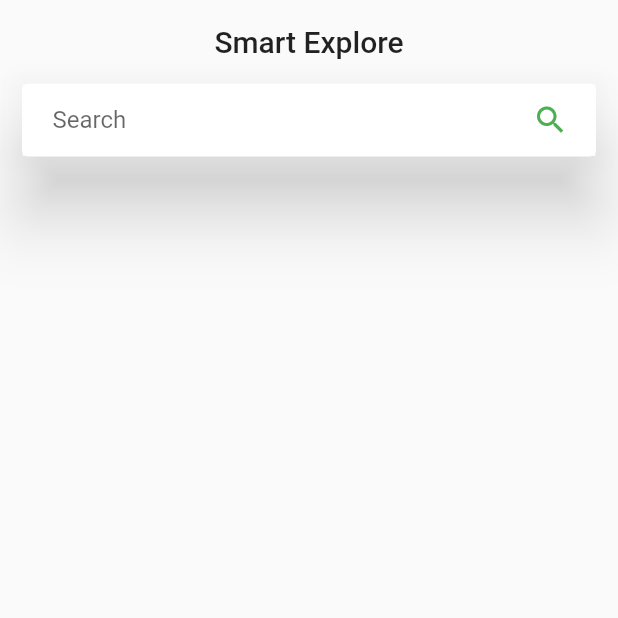
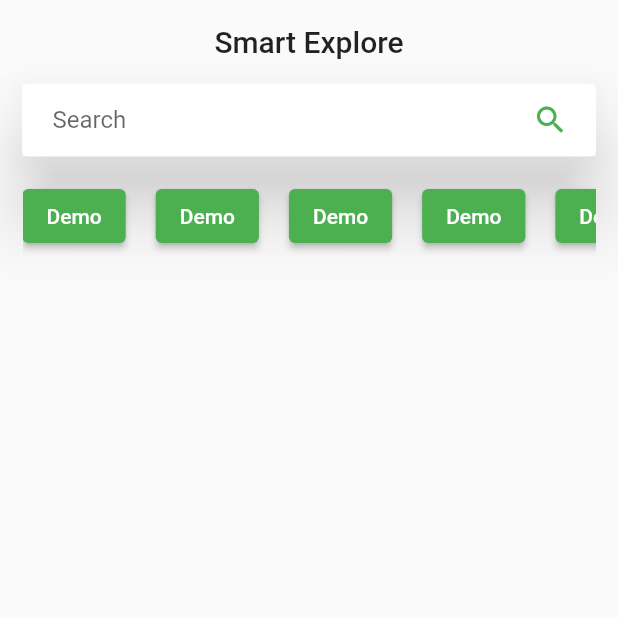
Before and after one commit to ibrahimaftab/flutterapp, a Flutter app: the screen it shows after launch, on a phone screen of 412 x 824 dp, the top half of it. Run offline on Flutter 3.47's test engine with Material 2 defaults, Android fonts, the phone set to English and light mode, and no system bars.

Commit message:
home categories slider approach

```diff
--- /dev/null
+++ b/lib/component/home/HomeCategories.dart
@@ -0,0 +1,266 @@
+import 'package:flutter/material.dart';
+
+const listGenerate = [1, 2, 3, 4, 5, 6, 7, 8];
+
+class HomeCategories extends StatelessWidget {
+  const HomeCategories({super.key});
+
+  @override
+  Widget build(BuildContext context) {
+    return SizedBox(
+      height: 80,
+      child: SingleChildScrollView(
+        scrollDirection: Axis.horizontal,
+        child: Row(
+          children: <Widget>[
+            ElevatedButton(
+              onPressed: () {},
+              child: Text('Demo'),
+            ),
+            SizedBox(
+              width: 20,
+            ),
+            ElevatedButton(
+              onPressed: () {},
+              child: Text('Demo'),
+            ),
+            SizedBox(
+              width: 20,
+            ),
+            ElevatedButton(
+              onPressed: () {},
+              child: Text('Demo'),
+            ),
+            SizedBox(
+              width: 20,
+            ),
+            ElevatedButton(
+              onPressed: () {},
+              child: Text('Demo'),
+            ),
+            SizedBox(
+              width: 20,
+            ),
+            ElevatedButton(
+              onPressed: () {},
+              child: Text('Demo'),
+            ),
+            SizedBox(
+              width: 20,
+            ),
+            ElevatedButton(
+              onPressed: () {},
+              child: Text('Demo'),
+            ),
+            SizedBox(
+              width: 20,
+            ),
+            ElevatedButton(
+              onPressed: () {},
+              child: Text('Demo'),
+            ),
+            SizedBox(
+              width: 20,
+            ),
+            ElevatedButton(
+              onPressed: () {},
+              child: Text('Demo'),
+            ),
+            SizedBox(
+              width: 20,
+            ),
+            ElevatedButton(
+              onPressed: () {},
+              child: Text('Demo'),
+            ),
+            SizedBox(
+              width: 20,
+            ),
+            ElevatedButton(
+              onPressed: () {},
+              child: Text('Demo'),
+            ),
+            SizedBox(
+              width: 20,
+            ),
+            ElevatedButton(
+              onPressed: () {},
+              child: Text('Demo'),
+            ),
+            SizedBox(
+              width: 20,
+            ),
+            ElevatedButton(
+              onPressed: () {},
+              child: Text('Demo'),
+            ),
+            SizedBox(
+              width: 20,
+            ),
+            ElevatedButton(
+              onPressed: () {},
+              child: Text('Demo'),
+            ),
+            SizedBox(
+              width: 20,
+            ),
+            ElevatedButton(
+              onPressed: () {},
+              child: Text('Demo'),
+            ),
+            SizedBox(
+              width: 20,
+            ),
+            ElevatedButton(
+              onPressed: () {},
+              child: Text('Demo'),
+            ),
+            SizedBox(
+              width: 20,
+            ),
+            ElevatedButton(
+              onPressed: () {},
+              child: Text('Demo'),
+            ),
+            SizedBox(
+              width: 20,
+            ),
+            ElevatedButton(
+              onPressed: () {},
+              child: Text('Demo'),
+            ),
+            SizedBox(
+              width: 20,
+            ),
+            ElevatedButton(
+              onPressed: () {},
+              child: Text('Demo'),
+            ),
+            SizedBox(
+              width: 20,
+            ),
+            ElevatedButton(
+              onPressed: () {},
+              child: Text('Demo'),
+            ),
+            SizedBox(
+              width: 20,
+            ),
+            ElevatedButton(
+              onPressed: () {},
+              child: Text('Demo'),
+            ),
+            SizedBox(
+              width: 20,
+            ),
+            ElevatedButton(
+              onPressed: () {},
+              child: Text('Demo'),
+            ),
+            SizedBox(
+              width: 20,
+            ),
+            ElevatedButton(
+              onPressed: () {},
+              child: Text('Demo'),
+            ),
+            SizedBox(
+              width: 20,
+            ),
+            ElevatedButton(
+              onPressed: () {},
+              child: Text('Demo'),
+            ),
+            SizedBox(
+              width: 20,
+            ),
+            ElevatedButton(
+              onPressed: () {},
+              child: Text('Demo'),
+            ),
+            SizedBox(
+              width: 20,
+            ),
+            ElevatedButton(
+              onPressed: () {},
+              child: Text('Demo'),
+            ),
+            SizedBox(
+              width: 20,
+            ),
+            ElevatedButton(
+              onPressed: () {},
+              child: Text('Demo'),
+            ),
+            SizedBox(
+              width: 20,
+            ),
+            ElevatedButton(
+              onPressed: () {},
+              child: Text('Demo'),
+            ),
+            SizedBox(
+              width: 20,
+            ),
+            ElevatedButton(
+              onPressed: () {},
+              child: Text('Demo'),
+            ),
+            SizedBox(
+              width: 20,
+            ),
+            ElevatedButton(
+              onPressed: () {},
+              child: Text('Demo'),
+            ),
+            SizedBox(
+              width: 20,
+            ),
+            ElevatedButton(
+              onPressed: () {},
+              child: Text('Demo'),
+            ),
+            SizedBox(
+              width: 20,
+            ),
+            ElevatedButton(
+              onPressed: () {},
+              child: Text('Demo'),
+            ),
+            SizedBox(
+              width: 20,
+            ),
+            ElevatedButton(
+              onPressed: () {},
+              child: Text('Demo'),
+            ),
+            SizedBox(
+              width: 20,
+            ),
+            ElevatedButton(
+              onPressed: () {},
+              child: Text('Demo'),
+            ),
+            SizedBox(
+              width: 20,
+            ),
+            ElevatedButton(
+              onPressed: () {},
+              child: Text('Demo'),
+            ),
+            SizedBox(
+              width: 20,
+            ),
+            ElevatedButton(
+              onPressed: () {},
+              child: Text('Demo'),
+            ),
+            SizedBox(
+              width: 20,
+            ),
+          ],
+        ),
+      ),
+    );
+  }
+}
--- a/lib/screen/HomeScreen.dart
+++ b/lib/screen/HomeScreen.dart
@@ -1,4 +1,5 @@
 import 'package:flutter/material.dart';
+import 'package:flutterapp/component/home/HomeCategories.dart';
 import 'package:flutterapp/component/home/HomeSearch.dart';
 
 class HomeScreen extends StatelessWidget {
@@ -19,8 +20,9 @@ class HomeScreen extends StatelessWidget {
       body: Container(
         padding: const EdgeInsets.only(left: 15, right: 15, bottom: 15),
         child: Column(
-          children: [
+          children: const <Widget>[
             HomeSearch(),
+            HomeCategories(),
           ],
         ),
       ),
```
